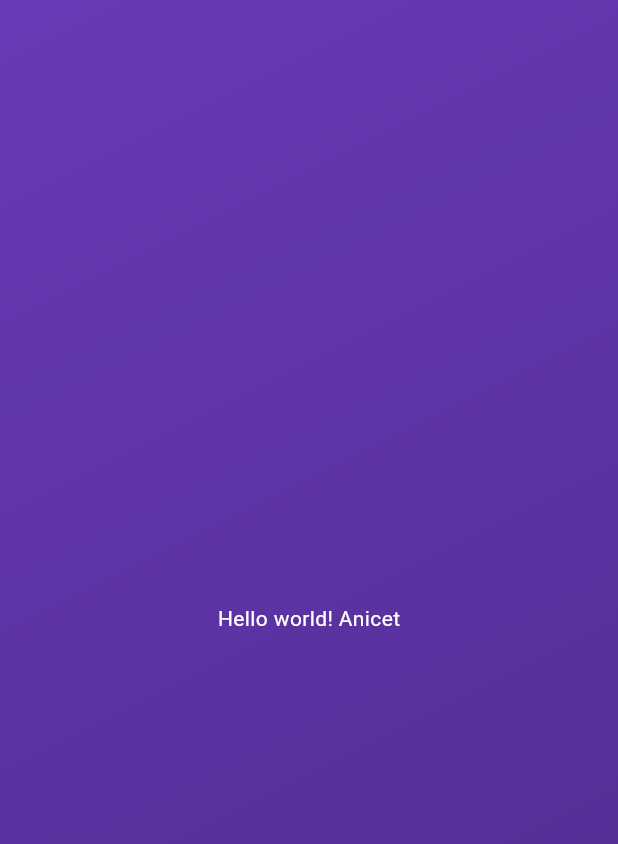
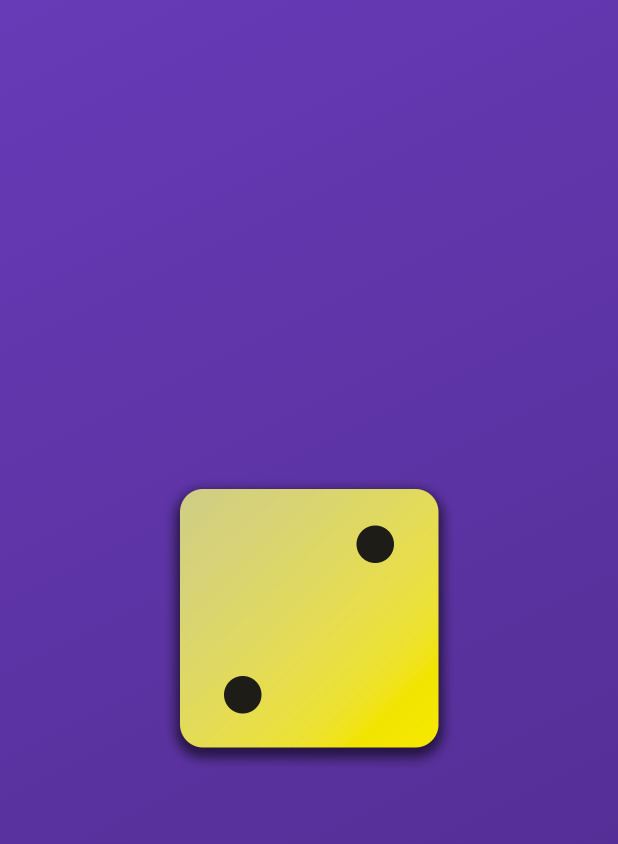
Before and after one commit to AnicetFantomas/Basics, a Flutter app: the screen it shows after launch, on a phone screen of 412 x 824 dp. Shown: the top 844 px of the screen. Run offline on Flutter 3.47's test engine with Material 3 defaults, Android fonts, the phone set to English and light mode, and no system bars.

Commit message:
Display first image

```diff
--- a/lib/gradient_container.dart
+++ b/lib/gradient_container.dart
@@ -1,5 +1,5 @@
 import 'package:flutter/material.dart';
-import 'package:first_app/styled_text.dart';
+// import 'package:first_app/styled_text.dart';
 
 const startAlignment = Alignment.topLeft;
 const  endAlignment = Alignment.bottomRight;
@@ -20,8 +20,8 @@ class GradientContainer  extends StatelessWidget {
               end: endAlignment,
             )
           ),
-          child: const Center(
-            child: StyledText('Hello world! Anicet'),
+          child:  Center(
+            child:Image.asset('assets/images/dice-2.png', width: 200,),
           ),
         );
   }
```
